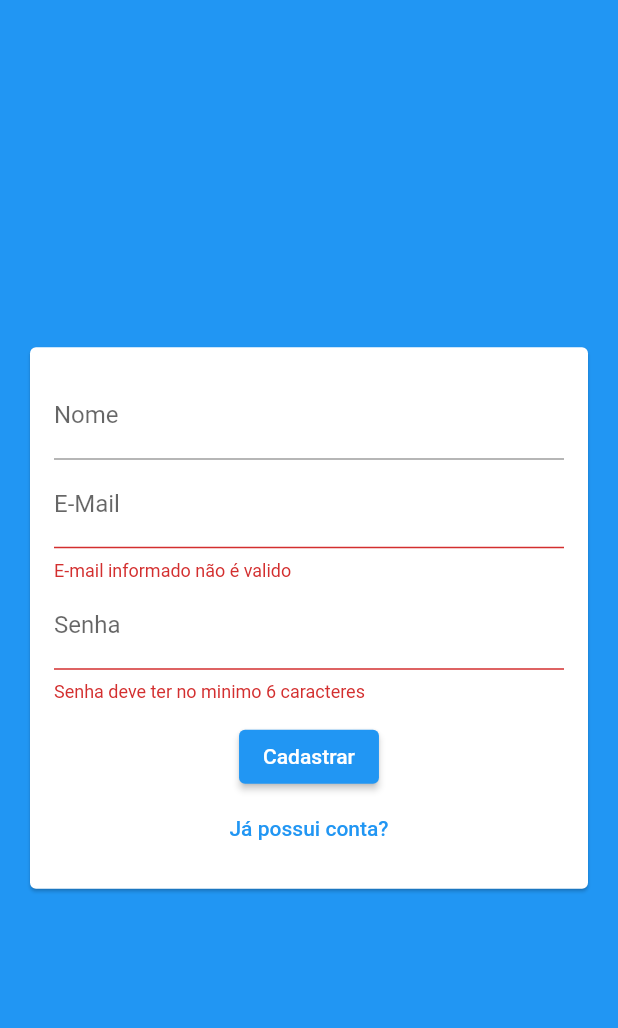
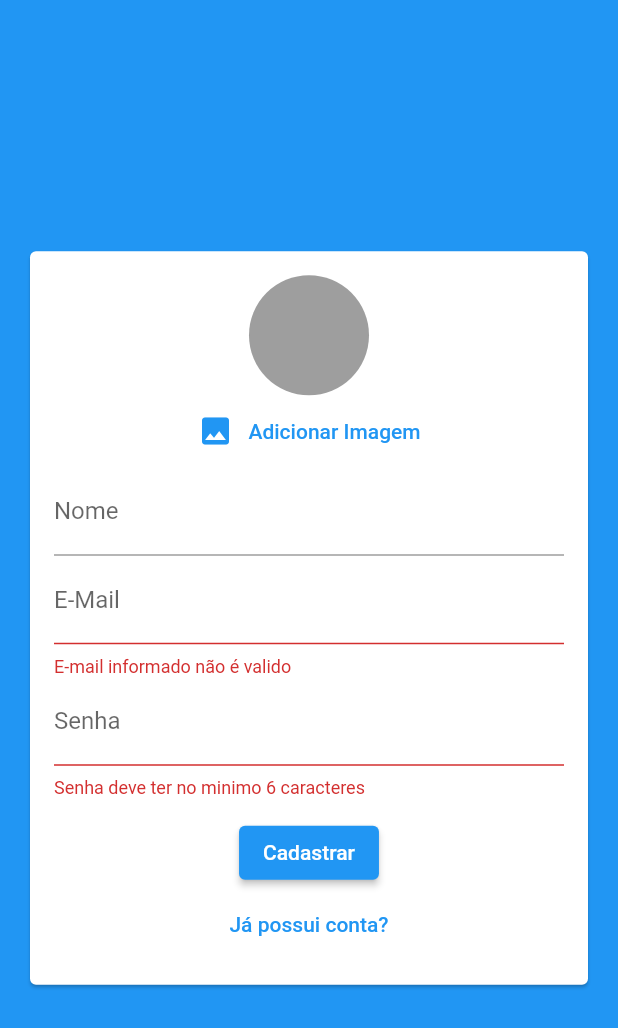
Before and after one commit to jfcbxp/flutter-chat, a Flutter app: the screen it shows after launch, after a tap on "Entrar", after a tap on "Criar uma nova conta?", on a phone screen of 412 x 824 dp. Shown: the top 1028 px of the screen. Run offline on Flutter 3.47's test engine with Material 2 defaults, Android fonts, the phone set to English and light mode, and no system bars; our stand-ins replace image_picker.

Commit message:
adicionado selecao de imagem no cadastro

```diff
--- a/lib/components/auth_form.dart
+++ b/lib/components/auth_form.dart
@@ -1,8 +1,13 @@
+import 'dart:io';
+
+import 'package:chat/components/user_image_picker.dart';
 import 'package:chat/models/auth_form_data.dart';
 import 'package:flutter/material.dart';
 
 class AuthForm extends StatefulWidget {
-  const AuthForm({super.key});
+  final void Function(AuthFormData) onSubmit;
+
+  const AuthForm({required this.onSubmit, super.key});
 
   @override
   State<AuthForm> createState() => _AuthFormState();
@@ -12,9 +17,26 @@ class _AuthFormState extends State<AuthForm> {
   final _formKey = GlobalKey<FormState>();
   final _authFormData = AuthFormData();
 
+  void _showError(String msg) {
+    ScaffoldMessenger.of(context).showSnackBar(SnackBar(
+      content: Text(msg),
+      backgroundColor: Theme.of(context).errorColor,
+    ));
+  }
+
   void _submit() {
     final isValid = _formKey.currentState?.validate() ?? false;
     if (!isValid) return;
+
+    if (_authFormData.image == null && _authFormData.isSignup) {
+      return _showError('Imagem não selecionada');
+    }
+
+    widget.onSubmit(_authFormData);
+  }
+
+  void _handleImagePick(File image) {
+    _authFormData.image = image;
   }
 
   @override
@@ -27,6 +49,10 @@ class _AuthFormState extends State<AuthForm> {
             key: _formKey,
             child: Column(
               children: [
+                if (_authFormData.isSignup)
+                  UserimagePicker(
+                    onImagePick: _handleImagePick,
+                  ),
                 if (_authFormData.isSignup)
                   TextFormField(
                     key: ValueKey('name'),
--- /dev/null
+++ b/lib/components/user_image_picker.dart
@@ -0,0 +1,58 @@
+import 'dart:io';
+
+import 'package:flutter/material.dart';
+import 'package:image_picker/image_picker.dart';
+
+class UserimagePicker extends StatefulWidget {
+  final void Function(File image) onImagePick;
+  const UserimagePicker({required this.onImagePick, super.key});
+
+  @override
+  State<UserimagePicker> createState() => _UserimagePickerState();
+}
+
+class _UserimagePickerState extends State<UserimagePicker> {
+  File? _image;
+
+  Future<void> _pickImage() async {
+    final picker = ImagePicker();
+    final pickedImage = await picker.pickImage(
+        source: ImageSource.gallery, imageQuality: 50, maxWidth: 150);
+
+    if (pickedImage != null) {
+      setState(() {
+        _image = File(pickedImage.path);
+      });
+
+      widget.onImagePick(_image!);
+    }
+  }
+
+  @override
+  Widget build(BuildContext context) {
+    return Column(
+      children: [
+        CircleAvatar(
+          radius: 40,
+          backgroundColor: Colors.grey,
+          backgroundImage: _image != null ? FileImage(_image!) : null,
+        ),
+        TextButton(
+            onPressed: _pickImage,
+            child: Row(
+              mainAxisAlignment: MainAxisAlignment.center,
+              children: [
+                Icon(
+                  Icons.image,
+                  color: Theme.of(context).primaryColor,
+                ),
+                SizedBox(
+                  width: 10,
+                ),
+                Text('Adicionar Imagem')
+              ],
+            ))
+      ],
+    );
+  }
+}
--- a/lib/models/auth_form_data.dart
+++ b/lib/models/auth_form_data.dart
@@ -1,4 +1,4 @@
-import 'dart:html';
+import 'dart:io';
 
 enum AuthMode { SIGNUP, LOGIN }
 
--- a/lib/pages/auth_page.dart
+++ b/lib/pages/auth_page.dart
@@ -1,17 +1,42 @@
 import 'package:chat/components/auth_form.dart';
+import 'package:chat/models/auth_form_data.dart';
 import 'package:flutter/material.dart';
 
-class AuthPage extends StatelessWidget {
+class AuthPage extends StatefulWidget {
   const AuthPage({super.key});
+
+  @override
+  State<AuthPage> createState() => _AuthPageState();
+}
+
+class _AuthPageState extends State<AuthPage> {
+  bool _isLoading = false;
+
+  void _handleSubmit(AuthFormData formData) {
+    setState(() => _isLoading = true);
+
+    setState(() => _isLoading = false);
+  }
 
   @override
   Widget build(BuildContext context) {
     return Scaffold(
       backgroundColor: Theme.of(context).primaryColor,
-      body: Center(
-          child: SingleChildScrollView(
-        child: AuthForm(),
-      )),
+      body: Stack(
+        children: [
+          Center(
+              child: SingleChildScrollView(
+            child: AuthForm(
+              onSubmit: _handleSubmit,
+            ),
+          )),
+          if (_isLoading)
+            Container(
+              decoration: BoxDecoration(color: Color.fromRGBO(0, 0, 0, 0.5)),
+              child: Center(child: CircularProgressIndicator()),
+            )
+        ],
+      ),
     );
   }
 }
--- a/pubspec.yaml
+++ b/pubspec.yaml
@@ -31,7 +31,7 @@ environment:
 dependencies:
   flutter:
     sdk: flutter
-
+  image_picker: ^0.8.6
 
   # The following adds the Cupertino Icons font to your application.
   # Use with the CupertinoIcons class for iOS style icons.
```
Also changed, not shown: pubspec.lock.
